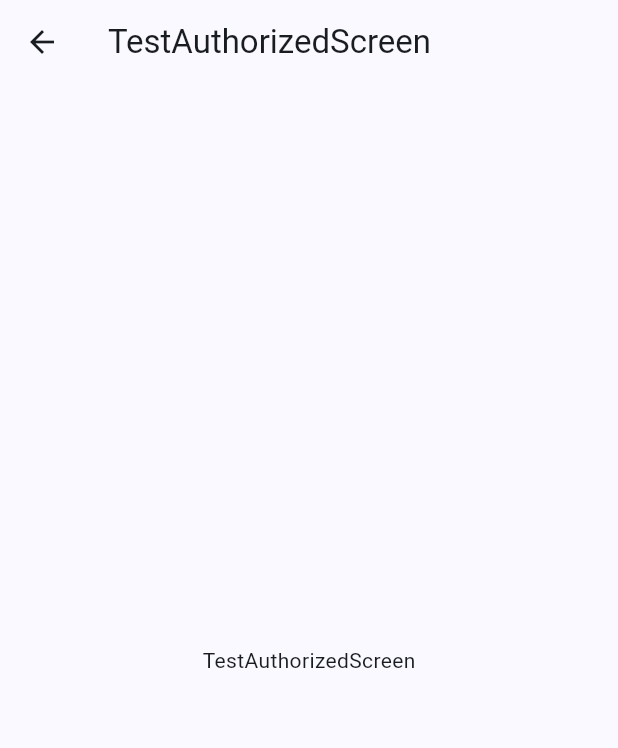
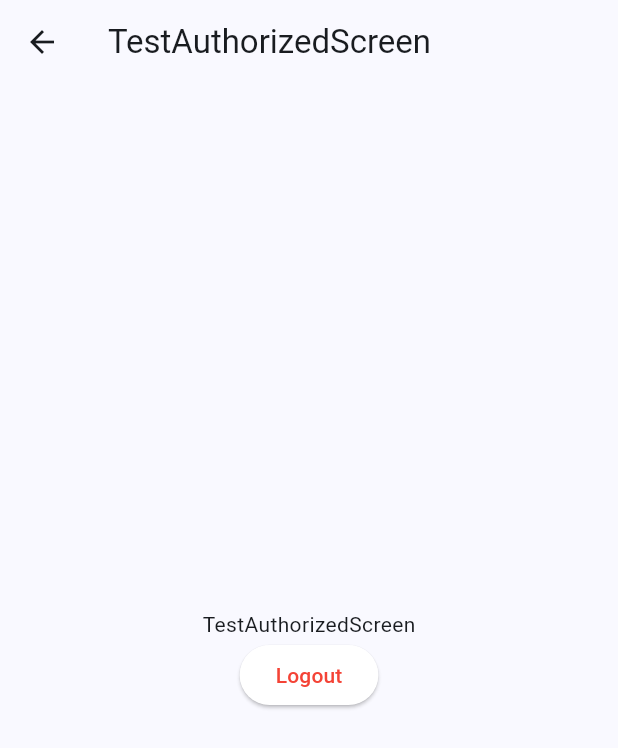
Before and after one commit to bkcode/flutter_clean_arch, a Flutter app: the AuthorizedScreen screen opened by its route, on a phone screen of 412 x 824 dp. Shown: the top 748 px of the screen. Run offline on Flutter 3.47's test engine with Material 3 defaults, Android fonts, the phone set to English and light mode, and no system bars; our stand-ins replace auto_route, flutter_hooks, flutter_screenutil, hooks_riverpod, riverpod_annotation, shared_preferences and 1 more; accounts and stored records are empty; generated files the repository leaves out were written again.

Commit message:
feat: add SP storage

```diff
--- a/lib/presentation/authorized/index.dart
+++ b/lib/presentation/authorized/index.dart
@@ -1,5 +1,8 @@
 import 'package:auto_route/auto_route.dart';
 import 'package:flutter/material.dart';
+import 'package:flutter_clean_arch/utils/tool/sp_util.dart';
+
+import '../../routes/app_router.gr.dart';
 
 @RoutePage()
 class AuthorizedScreen extends StatelessWidget {
@@ -11,11 +14,24 @@ class AuthorizedScreen extends StatelessWidget {
       appBar: AppBar(
         title: const Text('TestAuthorizedScreen'),
       ),
-      body: const Center(
+      body: Center(
         child: Column(
           mainAxisAlignment: MainAxisAlignment.center,
           children: [
-            Text("TestAuthorizedScreen"),
+            const Text("TestAuthorizedScreen"),
+            ElevatedButton(
+              onPressed: () {
+                SpUtil.setData('isLogin', false);
+                context.router.replaceAll([
+                  const BasicLayout()
+                ]);
+              },
+              style: ElevatedButton.styleFrom(
+                foregroundColor: Colors.red,
+                backgroundColor: Colors.white,
+              ),
+              child: const Text('Logout'),
+            ),
           ],
         ),
       ),
--- a/lib/presentation/login/index.dart
+++ b/lib/presentation/login/index.dart
@@ -1,5 +1,6 @@
 import 'package:auto_route/auto_route.dart';
 import 'package:flutter/material.dart';
+import 'package:flutter_clean_arch/utils/tool/sp_util.dart';
 
 @RoutePage()
 class LoginScreen extends StatelessWidget {
@@ -19,6 +20,7 @@ class LoginScreen extends StatelessWidget {
           children: [
             ElevatedButton(
               onPressed: () {
+                SpUtil.setData('isLogin', true);
                 onResult(true);
               },
               child: const Text('Login'),
```
Also changed, not shown: lib/routes/guards/authorized_guard.dart (+4 -3 lines).
